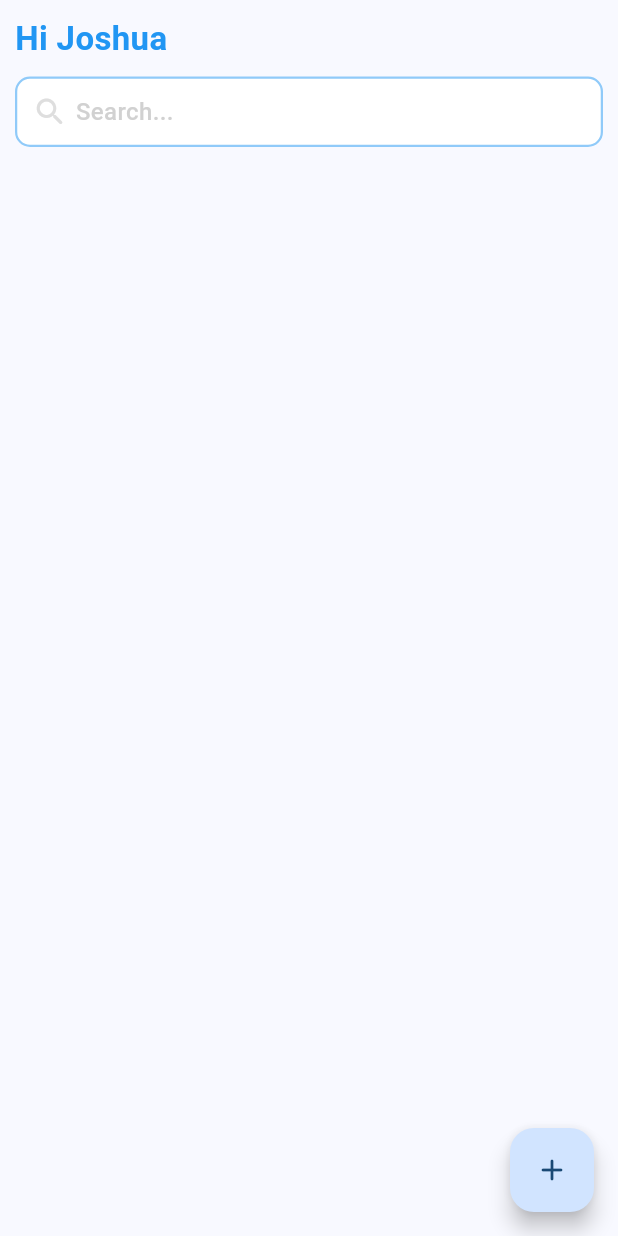
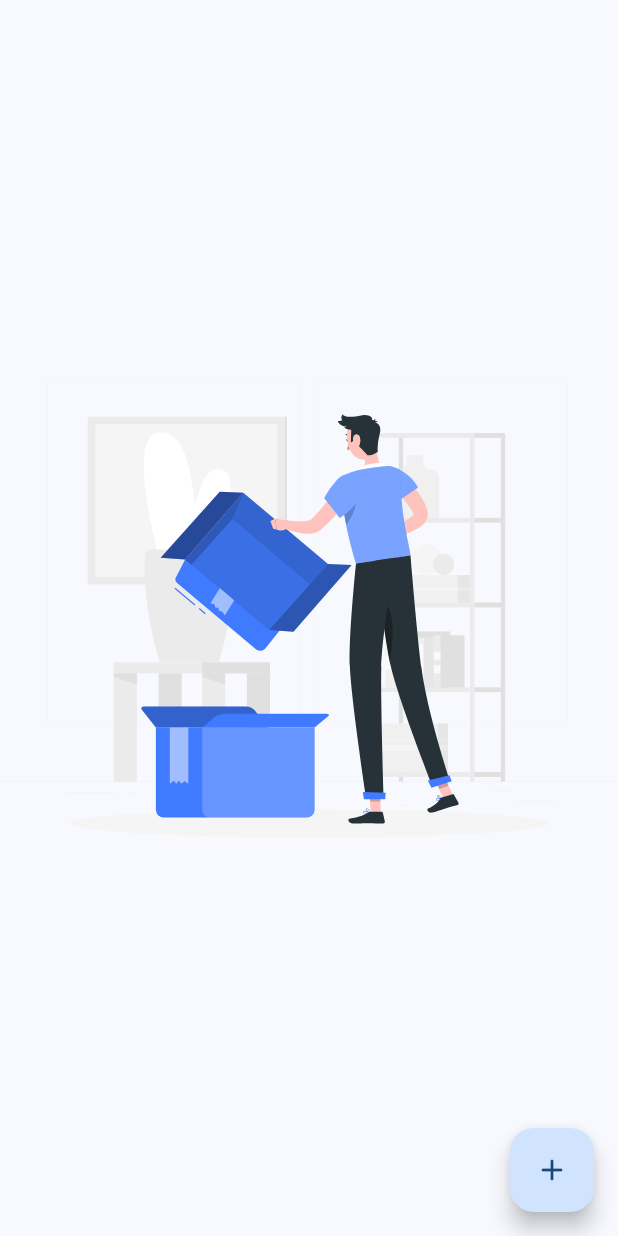
Before and after one commit to joshuacreator/product_catalog_app, a Flutter app: the screen it shows after launch, on a phone screen of 412 x 824 dp. Run offline on Flutter 3.47's test engine with Material 3 defaults, Android fonts, the phone set to English and light mode, and no system bars; our stand-ins replace flutter_riverpod, flutter_svg, gap, go_router, hive, hive_flutter and 2 more; accounts and stored records are empty.

Commit message:
Issue resolved: Items not displaying when app is restarted or reopened

```diff
--- a/lib/main.dart
+++ b/lib/main.dart
@@ -14,7 +14,7 @@ void main() async {
   /// Initialize Hive
   await Hive.initFlutter();
 
-  /// Register ProductAdapter
+  /// Register ProductAdapter and ProductsAdapter
   Hive.registerAdapter(ProductAdapter());
 
   /// Open products box on device storage
--- a/lib/src/controllers/hive_db_controller.dart
+++ b/lib/src/controllers/hive_db_controller.dart
@@ -4,32 +4,31 @@ import 'package:product_catalog_app/src/models/product.dart';
 
 final productsProvider =
     StateNotifierProvider<ProductListNotifier, List<Product>>(
-  (ref) => ProductListNotifier(),
-);
+        (ref) => ProductListNotifier());
 
 class ProductListNotifier extends StateNotifier<List<Product>> {
   ProductListNotifier() : super([]);
 
   Future<void> loadProducts() async {
-    final box = await Hive.openBox<Product>('products');
+    final box = Hive.box<Product>("products");
     final products = box.values.toList();
     state = products;
   }
 
   Future<void> addProduct(Product product) async {
-    final box = await Hive.openBox<Product>('products');
+    final box = Hive.box<Product>("products");
     await box.add(product);
     state = [...state, product];
   }
 
   Future<void> updateProduct(int index, Product updatedProduct) async {
-    final box = await Hive.openBox<Product>('products');
+    final box = Hive.box<Product>("products");
     await box.putAt(index, updatedProduct);
     state = [...state.take(index), updatedProduct, ...state.skip(index + 1)];
   }
 
   Future<void> deleteProduct(int index) async {
-    final box = await Hive.openBox<Product>('products');
+    final box = Hive.box<Product>("products");
     await box.deleteAt(index);
     state = [...state.take(index), ...state.skip(index + 1)];
   }
--- a/lib/src/utils/dimensions.dart
+++ b/lib/src/utils/dimensions.dart
@@ -20,15 +20,15 @@ class Dimensions {
 final dimension = Dimensions.dimension!;
 
 class ResponsiveSize {
-  static double screenWidth = 0;
-  static double screenHeight = 0;
-  static double blockSizeHorizontal = 0;
-  static double blockSizeVertical = 0;
+  static double screenWidth = 0.0;
+  static double screenHeight = 0.0;
+  static double blockSizeHorizontal = 0.0;
+  static double blockSizeVertical = 0.0;
 
-  static double _safeAreaHorizontal = 0;
-  static double _safeAreaVertical = 0;
-  static double safeBlockHorizontal = 0;
-  static double safeBlockVertical = 0;
+  static double _safeAreaHorizontal = 0.0;
+  static double _safeAreaVertical = 0.0;
+  static double safeBlockHorizontal = 0.0;
+  static double safeBlockVertical = 0.0;
 
   static void init(BuildContext context) {
     screenWidth = MediaQuery.of(context).size.width;
--- a/lib/src/views/screens/home_screen.dart
+++ b/lib/src/views/screens/home_screen.dart
@@ -1,8 +1,10 @@
 import 'package:flutter/material.dart';
 import 'package:flutter_riverpod/flutter_riverpod.dart';
+import 'package:flutter_svg/svg.dart';
 import 'package:gap/gap.dart';
 import 'package:go_router/go_router.dart';
 import 'package:product_catalog_app/src/controllers/hive_db_controller.dart';
+import 'package:product_catalog_app/src/utils/assets.dart';
 import 'package:product_catalog_app/src/utils/colours.dart';
 import 'package:product_catalog_app/src/views/components/custom_search_bar.dart';
 import 'package:product_catalog_app/src/views/components/product_view_build.dart';
@@ -19,15 +21,25 @@ class HomeScreen extends ConsumerStatefulWidget {
 
 class _HomeScreenState extends ConsumerState<HomeScreen> {
   @override
+  void initState() {
+    super.initState();
+
+    WidgetsBinding.instance.addPostFrameCallback(
+      (timeStamp) {
+        ref.watch(productsProvider.notifier).loadProducts();
+      },
+    );
+  }
+
+  @override
   Widget build(BuildContext context) {
     // ResponsiveSize.init(context);
     final products = ref.watch(productsProvider);
 
     return Scaffold(
-      // body: products.isEmpty
-      //     ? Center(child: SvgPicture.asset(AppImages.emptySvg))
-      //     :
-      body: ListView(
+      body: products.isEmpty
+          ? Center(child: SvgPicture.asset(AppImages.emptySvg))
+          : ListView(
               children: [
                 const Gap(10.0),
                 buildAppBar(),
```
Lines whose indentation alone changed are shown as unchanged.
